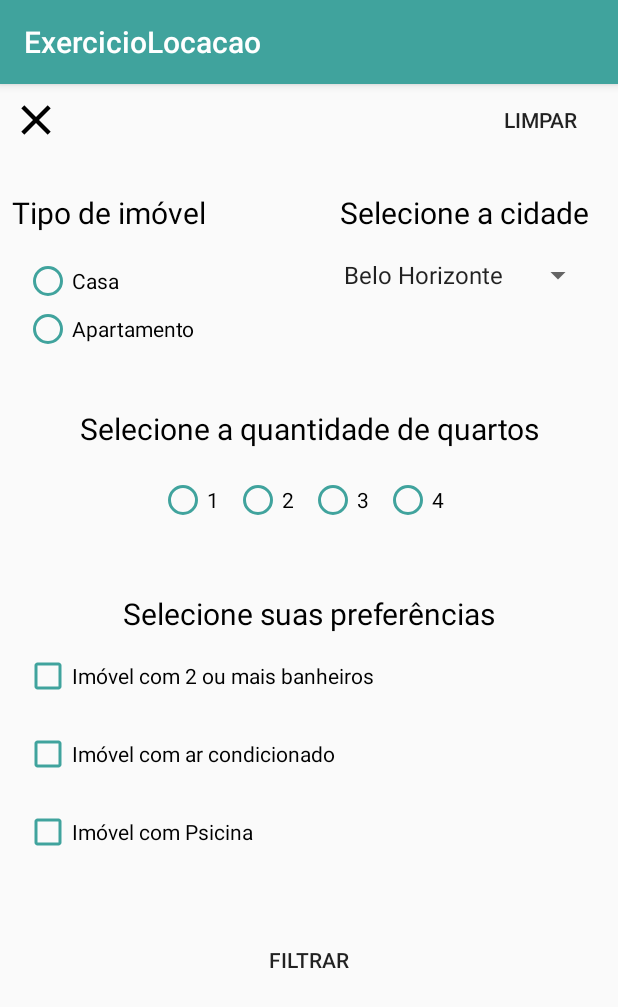
After one commit to FlavioRoberto/exercicio_optativa_android_locacao_imovel, an Android app: the FiltroActivity screen opened directly, with no data from a screen before it, on a phone screen of 412 x 824 dp. The commit adds this screen. Shown: the top 1007 px of the screen. Run offline under Robolectric (Android 15) with nearby library versions, the phone set to English and light mode, and no system bars.

Commit message:
Tela para filtros

```diff
--- a/app/src/main/AndroidManifest.xml
+++ b/app/src/main/AndroidManifest.xml
@@ -9,6 +9,7 @@
         android:roundIcon="@mipmap/ic_launcher_round"
         android:supportsRtl="true"
         android:theme="@style/AppTheme">
+        <activity android:name=".activity.FiltroActivity"></activity>
         <activity android:name=".activity.MainActivity">
             <intent-filter>
                 <action android:name="android.intent.action.MAIN" />
--- /dev/null
+++ b/app/src/main/java/com/rimpressao/exerciciolocacao/activity/FiltroActivity.java
@@ -0,0 +1,37 @@
+package com.rimpressao.exerciciolocacao.activity;
+
+import android.support.v7.app.AppCompatActivity;
+import android.os.Bundle;
+import android.view.View;
+import android.widget.ArrayAdapter;
+import android.widget.RadioGroup;
+import android.widget.Spinner;
+
+import com.rimpressao.exerciciolocacao.R;
+
+public class FiltroActivity extends AppCompatActivity {
+    RadioGroup radioGroup;
+    Spinner spinner;
+
+    @Override
+    protected void onCreate(Bundle savedInstanceState) {
+        super.onCreate(savedInstanceState);
+        setContentView(R.layout.activity_filtro);
+
+        radioGroup = (RadioGroup) findViewById(R.id.tipo);
+        spinner = (Spinner) findViewById(R.id.spinnerCidades);
+
+    }
+
+    public void fechar(View view) {
+        finish();
+    }
+
+    public void limpaFiltros(View view) {
+
+    }
+
+    public void filtrar(View view) {
+
+    }
+}
--- a/app/src/main/java/com/rimpressao/exerciciolocacao/activity/MainActivity.java
+++ b/app/src/main/java/com/rimpressao/exerciciolocacao/activity/MainActivity.java
@@ -1,17 +1,17 @@
 package com.rimpressao.exerciciolocacao.activity;
 
+import android.content.Intent;
 import android.support.v7.app.AppCompatActivity;
 import android.os.Bundle;
 import android.support.v7.widget.DefaultItemAnimator;
 import android.support.v7.widget.LinearLayoutManager;
 import android.support.v7.widget.RecyclerView;
 
-import android.util.Log;
 import android.view.KeyEvent;
+import android.view.View;
 import android.view.inputmethod.EditorInfo;
 import android.widget.EditText;
 import android.widget.TextView;
-import android.widget.Toast;
 
 import com.rimpressao.exerciciolocacao.R;
 import com.rimpressao.exerciciolocacao.adapters.AdapterImovel;
@@ -32,13 +32,17 @@ public class MainActivity extends AppCompatActivity {
     protected void onCreate(Bundle savedInstanceState) {
         super.onCreate(savedInstanceState);
         setContentView(R.layout.activity_main);
+        getSupportActionBar().hide();
 
         editText = (EditText) findViewById(R.id.pesquisa);
         editText.setOnEditorActionListener(editorActionListener);
 
-        getSupportActionBar().hide();
+        carregarRecyclerViewImovel();
+    }
 
-        carregarRecyclerViewImovel();
+    public void chamaFiltros(View view) {
+        Intent intent = new Intent(MainActivity.this, FiltroActivity.class);
+        startActivity(intent);
     }
 
     private void carregarRecyclerViewImovel() {
--- /dev/null
+++ b/app/src/main/res/layout/activity_filtro.xml
@@ -0,0 +1,259 @@
+<?xml version="1.0" encoding="utf-8"?>
+<ScrollView xmlns:android="http://schemas.android.com/apk/res/android"
+    xmlns:app="http://schemas.android.com/apk/res-auto"
+    xmlns:tools="http://schemas.android.com/tools"
+    android:layout_width="match_parent"
+    android:layout_height="match_parent"
+    android:orientation="vertical"
+    tools:context=".activity.FiltroActivity">
+
+    <android.support.constraint.ConstraintLayout
+        xmlns:android="http://schemas.android.com/apk/res/android"
+        xmlns:app="http://schemas.android.com/apk/res-auto"
+        xmlns:tools="http://schemas.android.com/tools"
+        android:layout_width="match_parent"
+        android:layout_height="match_parent"
+        tools:context="app.android.SignInActivity">
+
+        <LinearLayout
+            android:id="@+id/acoes"
+            android:layout_width="match_parent"
+            android:layout_height="wrap_content"
+            android:layout_marginStart="8dp"
+            android:layout_marginTop="8dp"
+            android:layout_marginEnd="8dp"
+            android:orientation="horizontal"
+            app:layout_constraintEnd_toEndOf="parent"
+            app:layout_constraintStart_toStartOf="parent"
+            app:layout_constraintTop_toTopOf="parent">
+
+            <LinearLayout
+                android:layout_width="match_parent"
+                android:layout_height="wrap_content"
+                android:layout_gravity="start"
+                android:layout_weight="1">
+
+                <ImageButton
+                    android:layout_width="wrap_content"
+                    android:layout_height="match_parent"
+                    android:background="#00000000"
+                    android:onClick="fechar"
+                    android:src="@drawable/ic_action_cancel" />
+
+            </LinearLayout>
+
+            <LinearLayout
+                android:layout_width="match_parent"
+                android:layout_height="match_parent"
+                android:layout_weight="1"
+                android:gravity="end">
+
+                <Button
+                    android:layout_width="wrap_content"
+                    android:layout_height="match_parent"
+                    android:background="#00000000"
+                    android:onClick="limpaFiltros"
+                    android:text="Limpar" />
+
+            </LinearLayout>
+        </LinearLayout>
+
+        <TextView
+            android:id="@+id/textViewTipoImovel"
+            android:layout_width="wrap_content"
+            android:layout_height="wrap_content"
+            android:layout_marginStart="8dp"
+            android:layout_marginTop="32dp"
+            android:text="Tipo de imóvel"
+            android:textColor="#000"
+            android:textSize="20dp"
+            app:layout_constraintStart_toStartOf="parent"
+            app:layout_constraintTop_toBottomOf="@+id/acoes" />
+
+        <RadioGroup
+            android:id="@+id/tipo"
+            android:layout_width="wrap_content"
+            android:layout_height="wrap_content"
+            android:layout_marginStart="8dp"
+            android:layout_marginTop="8dp"
+            android:padding="8dp"
+            app:layout_constraintStart_toStartOf="parent"
+            app:layout_constraintTop_toBottomOf="@+id/textViewTipoImovel">
+
+            <RadioButton
+                android:layout_width="wrap_content"
+                android:layout_height="wrap_content"
+                android:buttonTint="@color/colorPrimary"
+                android:text="Casa" />
+
+            <RadioButton
+                android:layout_width="wrap_content"
+                android:layout_height="wrap_content"
+                android:buttonTint="@color/colorPrimary"
+                android:text="Apartamento" />
+
+        </RadioGroup>
+
+        <TextView
+            android:id="@+id/textViewCidade"
+            android:layout_width="wrap_content"
+            android:layout_height="wrap_content"
+            android:layout_marginStart="8dp"
+            android:layout_marginTop="32dp"
+            android:layout_marginEnd="8dp"
+            android:text="Selecione a cidade"
+            android:textColor="#000"
+            android:textSize="20dp"
+            app:layout_constraintEnd_toEndOf="parent"
+            app:layout_constraintHorizontal_bias="0.88"
+            app:layout_constraintStart_toEndOf="@+id/textViewTipoImovel"
+            app:layout_constraintTop_toBottomOf="@+id/acoes" />
+
+        <Spinner
+            android:id="@+id/spinnerCidades"
+            android:layout_width="wrap_content"
+            android:layout_height="wrap_content"
+            android:layout_marginStart="8dp"
+            android:layout_marginTop="16dp"
+            android:layout_marginEnd="8dp"
+            android:autofillHints="Cidades"
+            android:entries="@array/cidades"
+            app:layout_constraintEnd_toEndOf="parent"
+            app:layout_constraintHorizontal_bias="0.9"
+            app:layout_constraintStart_toEndOf="@+id/tipo"
+            app:layout_constraintTop_toBottomOf="@+id/textViewCidade"></Spinner>
+
+        <TextView
+            android:id="@+id/textViewQuantidadeQuartos"
+            android:layout_width="match_parent"
+            android:layout_height="wrap_content"
+            android:layout_marginStart="8dp"
+            android:layout_marginTop="176dp"
+            android:layout_marginEnd="8dp"
+            android:text="Selecione a quantidade de quartos"
+            android:textAlignment="center"
+            android:textColor="#000"
+            android:textSize="20dp"
+            app:layout_constraintEnd_toEndOf="parent"
+            app:layout_constraintHorizontal_bias="0.5"
+            app:layout_constraintStart_toStartOf="parent"
+            app:layout_constraintTop_toBottomOf="@+id/acoes" />
+
+        <RadioGroup
+            android:id="@+id/radioGroupQuantidadeQuartos"
+            android:layout_width="wrap_content"
+            android:layout_height="wrap_content"
+            android:layout_marginStart="8dp"
+            android:layout_marginTop="8dp"
+            android:layout_marginEnd="8dp"
+            android:orientation="horizontal"
+            android:padding="10dp"
+            app:layout_constraintEnd_toEndOf="parent"
+            app:layout_constraintStart_toStartOf="parent"
+            app:layout_constraintTop_toBottomOf="@+id/textViewQuantidadeQuartos">
+
+            <RadioButton
+                android:layout_width="wrap_content"
+                android:layout_height="wrap_content"
+                android:layout_marginRight="10dp"
+                android:buttonTint="@color/colorPrimary"
+                android:text="1" />
+
+            <RadioButton
+                android:layout_width="wrap_content"
+                android:layout_height="wrap_content"
+                android:layout_marginRight="10dp"
+                android:buttonTint="@color/colorPrimary"
+                android:text="2" />
+
+            <RadioButton
+                android:layout_width="wrap_content"
+                android:layout_height="wrap_content"
+                android:layout_marginRight="10dp"
+                android:buttonTint="@color/colorPrimary"
+                android:text="3" />
+
+            <RadioButton
+                android:layout_width="wrap_content"
+                android:layout_height="wrap_content"
+                android:layout_marginRight="10dp"
+                android:buttonTint="@color/colorPrimary"
+                android:text="4" />
+        </RadioGroup>
+
+        <TextView
+            android:id="@+id/textViewPreferencias"
+            android:layout_width="match_parent"
+            android:layout_height="wrap_content"
+            android:layout_marginStart="8dp"
+            android:layout_marginTop="36dp"
+            android:layout_marginEnd="8dp"
+            android:text="Selecione suas preferências"
+            android:textAlignment="center"
+            android:textColor="#000"
+            android:textSize="20dp"
+            app:layout_constraintEnd_toEndOf="parent"
+            app:layout_constraintHorizontal_bias="0.0"
+            app:layout_constraintStart_toStartOf="parent"
+            app:layout_constraintTop_toBottomOf="@+id/radioGroupQuantidadeQuartos" />
+
+        <CheckBox
+            android:id="@+id/checkboxBanheiros"
+            android:layout_width="wrap_content"
+            android:layout_height="wrap_content"
+            android:layout_marginStart="8dp"
+            android:layout_marginTop="12dp"
+            android:layout_marginEnd="8dp"
+            android:buttonTint="@color/colorPrimary"
+            android:text="Imóvel com 2 ou mais banheiros"
+            app:layout_constraintEnd_toEndOf="parent"
+            app:layout_constraintHorizontal_bias="0.05"
+            app:layout_constraintStart_toStartOf="parent"
+            app:layout_constraintTop_toBottomOf="@+id/textViewPreferencias" />
+
+        <CheckBox
+            android:id="@+id/checkboxArCondicionado"
+            android:layout_width="wrap_content"
+            android:layout_height="wrap_content"
+            android:layout_marginStart="8dp"
+            android:layout_marginTop="64dp"
+            android:layout_marginEnd="8dp"
+            android:buttonTint="@color/colorPrimary"
+            android:text="Imóvel com ar condicionado"
+            app:layout_constraintEnd_toEndOf="parent"
+            app:layout_constraintHorizontal_bias="0.043"
+            app:layout_constraintStart_toStartOf="parent"
+            app:layout_constraintTop_toBottomOf="@+id/textViewPreferencias" />
+
+        <CheckBox
+            android:id="@+id/checkboxPiscina"
+            android:layout_width="wrap_content"
+            android:layout_height="wrap_content"
+            android:layout_marginStart="8dp"
+            android:layout_marginTop="116dp"
+            android:layout_marginEnd="8dp"
+            android:buttonTint="@color/colorPrimary"
+            android:text="Imóvel com Psicina"
+            app:layout_constraintEnd_toEndOf="parent"
+            app:layout_constraintHorizontal_bias="0.033"
+            app:layout_constraintStart_toStartOf="parent"
+            app:layout_constraintTop_toBottomOf="@+id/textViewPreferencias" />
+
+        <Button
+            android:id="@+id/btnFiltrar"
+            android:layout_width="wrap_content"
+            android:layout_height="wrap_content"
+            android:layout_marginStart="8dp"
+            android:layout_marginTop="520dp"
+            android:layout_marginEnd="8dp"
+            android:background="#00000000"
+            android:text="Filtrar"
+            android:onClick="filtrar"
+            app:layout_constraintEnd_toEndOf="parent"
+            app:layout_constraintHorizontal_bias="0.498"
+            app:layout_constraintStart_toStartOf="parent"
+            app:layout_constraintTop_toBottomOf="@+id/acoes" />
+
+    </android.support.constraint.ConstraintLayout>
+
+</ScrollView>
--- a/app/src/main/res/layout/activity_main.xml
+++ b/app/src/main/res/layout/activity_main.xml
@@ -18,6 +18,12 @@
                 android:layout_height="match_parent"
                 android:orientation="horizontal">
 
+                <LinearLayout
+                    android:layout_width="match_parent"
+                    android:layout_height="wrap_content"
+                    android:layout_gravity="start"
+                    android:layout_weight="1">
+
                     <EditText
                         android:id="@+id/pesquisa"
                         android:layout_width="match_parent"
@@ -25,9 +31,19 @@
                         android:layout_marginStart="8dp"
                         android:layout_marginEnd="8dp"
                         android:hint="Pesquisar imóvel"
+                        android:backgroundTint="@color/colorPrimary"
                         android:inputType="text"
                         android:imeOptions="actionSearch"
                         />
+
+                </LinearLayout>
+
+                <ImageButton
+                    android:layout_width="wrap_content"
+                    android:layout_height="wrap_content"
+                    android:background="#00000000"
+                    android:src="@drawable/ic_action_filter"
+                    android:onClick="chamaFiltros"/>
 
             </LinearLayout>
 
--- a/app/src/main/res/values/strings.xml
+++ b/app/src/main/res/values/strings.xml
@@ -1,3 +1,13 @@
 <resources>
     <string name="app_name">ExercicioLocacao</string>
+
+    <string-array name="cidades">
+
+        <item>Belo Horizonte</item>
+        <item>Divinópolis</item>
+        <item>Pará de Minas</item>
+        <item>Ouro Preto</item>
+        <item>João Molevade</item>
+
+    </string-array>
 </resources>
```
Also changed, not shown: app/src/main/res/drawable-hdpi/ic_action_cancel.png (added), app/src/main/res/drawable-hdpi/ic_action_filter.png (added). Lines whose indentation alone changed are shown as unchanged.
